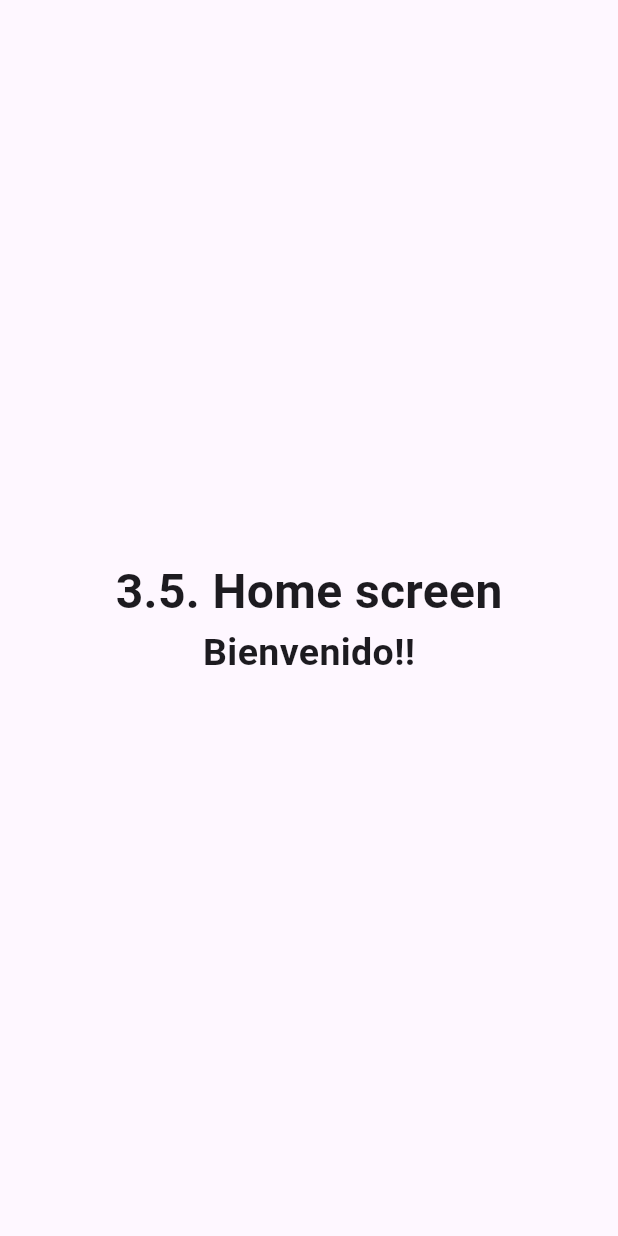
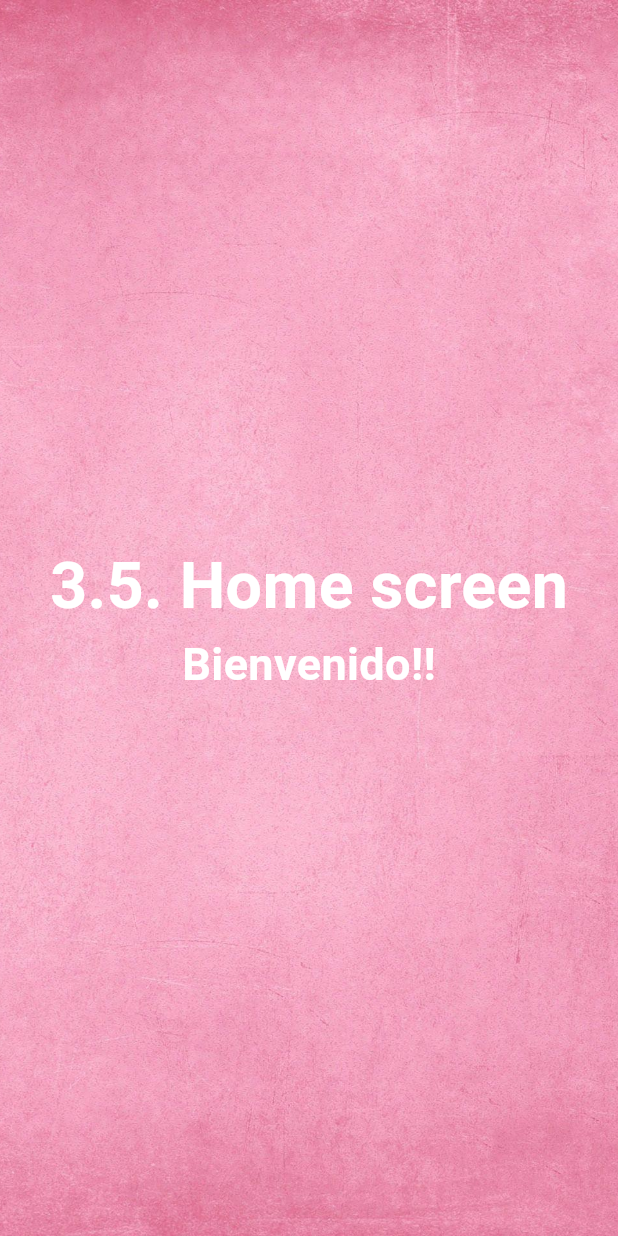
Before and after one commit to elizabethRamosUdg/LDSW_3.5.-Home-screen, a Flutter app: the screen it shows after launch, on a phone screen of 412 x 824 dp. Run offline on Flutter 3.47's test engine with Material 3 defaults, Android fonts, the phone set to English and light mode, and no system bars.

Commit message:
Include backrground image

```diff
--- a/lib/main.dart
+++ b/lib/main.dart
@@ -42,27 +42,37 @@ class _HomePageState extends State<HomePage> {
   @override
   Widget build(BuildContext context) {
     return Scaffold(
-      body: Center(
+      body: Container(
+        decoration: BoxDecoration(
+          image: DecorationImage(
+            image: AssetImage('assets/wp.jpg'), // Ruta de la imagen
+            fit: BoxFit.cover, // Ajustar imagen para cubrir toda la pantalla
+          ),
+        ),
+        child: Center(
           child: Column(
             mainAxisAlignment: MainAxisAlignment.center, // Centrar los text
             children: [
               Text(
                 widget.titulo,
                 style: TextStyle(
-                fontSize: 32, // Tamaño
+                  color: Colors.white,
+                  fontSize: 43, // Tamaño
                   fontWeight: FontWeight.bold, // Para hacerlo más grueso
                 ),
               ),
               Text(
                 widget.textoBienvenida,
                 style: TextStyle(
-                fontSize: 25, // Tamaño
+                  color: Colors.white,
+                  fontSize: 30, // Tamaño
                   fontWeight: FontWeight.bold, // Para hacerlo más grueso
                 ),
               ),
             ],
           ),
-      ), // This trailing comma makes auto-formatting nicer for build methods.
+        ),
+      ),
     );
   }
 }
--- a/pubspec.yaml
+++ b/pubspec.yaml
@@ -58,7 +58,8 @@ flutter:
   uses-material-design: true
 
   # To add assets to your application, add an assets section, like this:
-  # assets:
+  assets:
+  - assets/wp.jpg
   #   - images/a_dot_burr.jpeg
   #   - images/a_dot_ham.jpeg
 
```
Also changed, not shown: assets/wp.jpg (added). Lines whose indentation alone changed are shown as unchanged.
